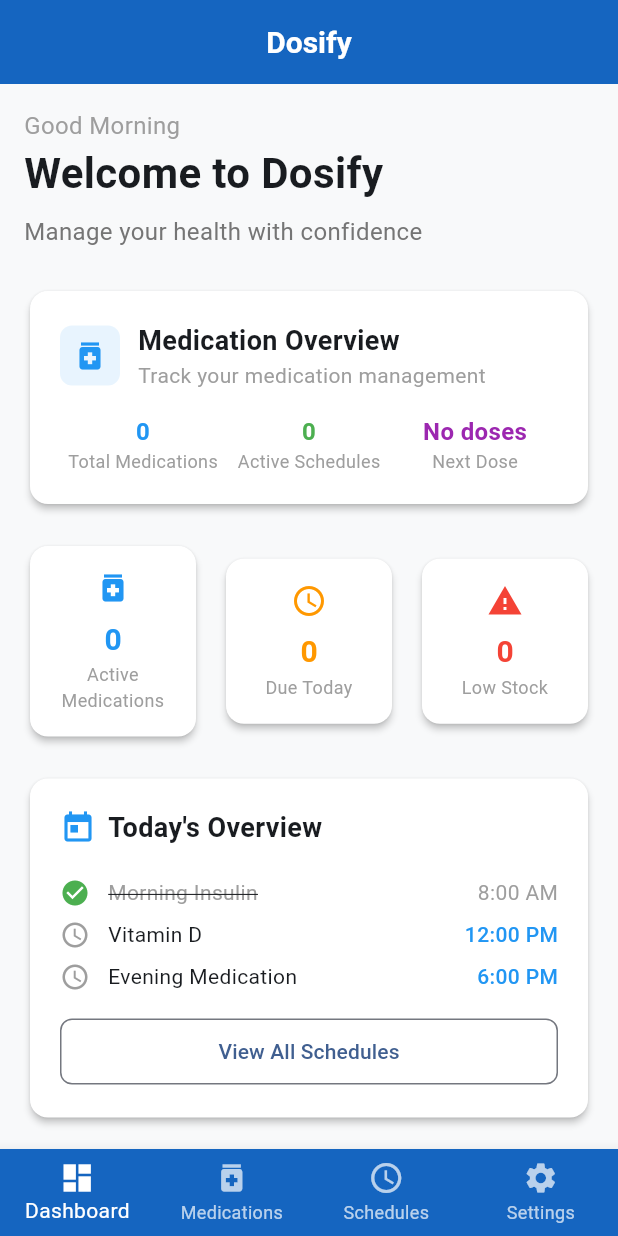
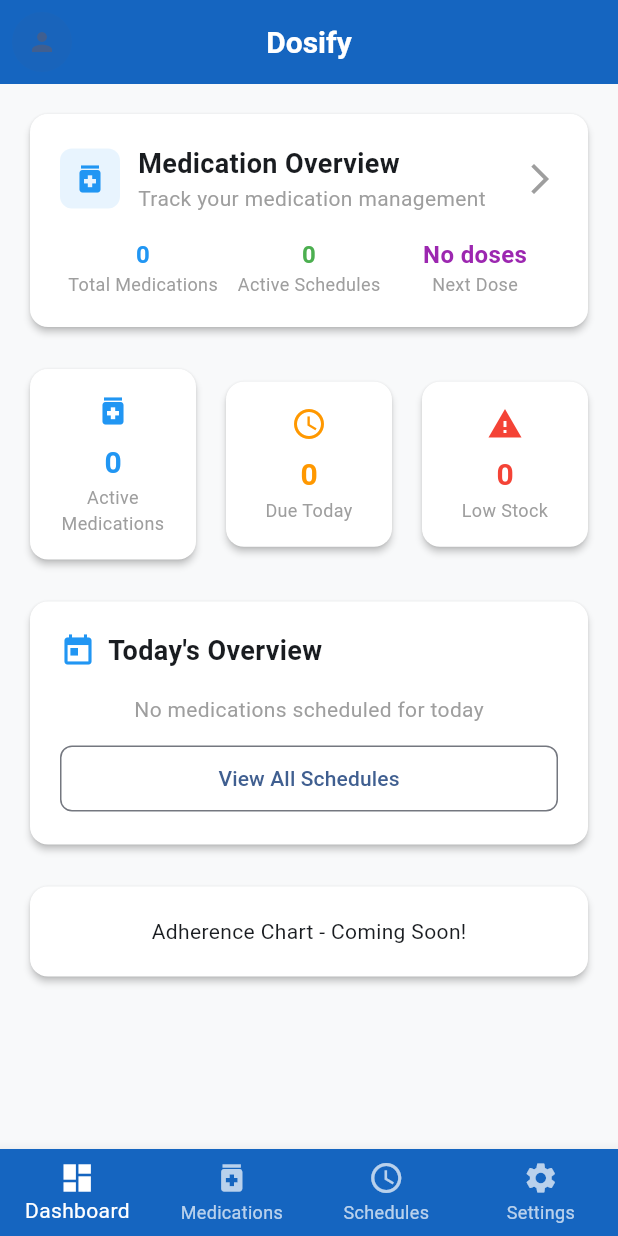
Before and after one commit to kinemspa/dosify-flutter-v2, a Flutter app: the screen it shows after launch, on a phone screen of 412 x 824 dp. Run offline on Flutter 3.47's test engine with Material 3 defaults, Android fonts, the phone set to English and light mode, and no system bars; our stand-ins replace flutter_riverpod, get_it, go_router, riverpod_annotation, sqflite, table_calendar; accounts and stored records are empty; generated files the repository leaves out were written again.

Commit message:
Implement major UI improvements - Add user avatar, improve dashboard layout, remove welcome text, make medication overview clickable, add adherence chart placeholder

```diff
--- a/lib/core/ui/bottom_nav_wrapper.dart
+++ b/lib/core/ui/bottom_nav_wrapper.dart
@@ -30,7 +30,20 @@ class BottomNavWrapper extends StatelessWidget {
               context.go('/dashboard');
             }
           },
-        ) : null,
+        ) : GestureDetector(
+          onTap: () => context.go('/user-account'),
+          child: Padding(
+            padding: const EdgeInsets.all(8.0),
+            child: CircleAvatar(
+              backgroundColor: Theme.of(context).primaryColor.withOpacity(0.1),
+              child: Icon(
+                Icons.person,
+                color: Theme.of(context).primaryColor,
+                size: 20,
+              ),
+            ),
+          ),
+        ),
       ),
       body: child,
       floatingActionButton: floatingActionButton,
--- a/lib/features/dashboard/ui/dashboard_screen.dart
+++ b/lib/features/dashboard/ui/dashboard_screen.dart
@@ -46,17 +46,13 @@ class DashboardContent extends ConsumerWidget {
         child: Column(
           crossAxisAlignment: CrossAxisAlignment.start,
           children: [
-            _buildWelcomeHeader(),
-            const SizedBox(height: 24),
-            _buildMedicationOverviewCard(stats),
+            _buildMedicationOverviewCard(context, stats),
             const SizedBox(height: 20),
             _buildQuickStatsRow(stats),
             const SizedBox(height: 20),
-            _buildTodayOverviewCard(context),
+            _buildTodayOverviewCard(context, stats),
             const SizedBox(height: 20),
-            _buildQuickActionsGrid(context),
-            const SizedBox(height: 20),
-            _buildTestDataButton(context, ref),
+            _buildAdherenceChart(context),
           ],
         ),
       ),
@@ -119,8 +115,10 @@ class DashboardContent extends ConsumerWidget {
     );
   }
 
-  Widget _buildMedicationOverviewCard(stats) {
-    return Card(
+  Widget _buildMedicationOverviewCard(BuildContext context, stats) {
+    return GestureDetector(
+      onTap: () => context.go('/medications'),
+      child: Card(
         child: Padding(
           padding: const EdgeInsets.all(20),
           child: Column(
@@ -152,6 +150,7 @@ class DashboardContent extends ConsumerWidget {
                       ],
                     ),
                   ),
+                  const Icon(Icons.arrow_forward_ios, color: Colors.grey),
                 ],
               ),
               const SizedBox(height: 16),
@@ -169,6 +168,7 @@ class DashboardContent extends ConsumerWidget {
                 ],
               ),
             ],
+          ),
         ),
       ),
     );
@@ -253,7 +253,7 @@ class DashboardContent extends ConsumerWidget {
     );
   }
 
-  Widget _buildTodayOverviewCard(BuildContext context) {
+  Widget _buildTodayOverviewCard(BuildContext context, stats) {
     return Card(
       child: Padding(
         padding: const EdgeInsets.all(20),
@@ -271,9 +271,20 @@ class DashboardContent extends ConsumerWidget {
               ],
             ),
             const SizedBox(height: 16),
+            stats.todaysDoses > 0
+                ? Column(
+                    children: [
                       _buildTodayItem('Morning Insulin', '8:00 AM', true),
                       _buildTodayItem('Vitamin D', '12:00 PM', false),
                       _buildTodayItem('Evening Medication', '6:00 PM', false),
+                    ],
+                  )
+                : const Center(
+                    child: Text(
+                      'No medications scheduled for today',
+                      style: TextStyle(color: Colors.grey),
+                    ),
+                  ),
             const SizedBox(height: 12),
             SizedBox(
               width: double.infinity,
@@ -320,58 +331,15 @@ class DashboardContent extends ConsumerWidget {
     );
   }
 
-  Widget _buildQuickActionsGrid(BuildContext context) {
-    return Column(
-      crossAxisAlignment: CrossAxisAlignment.start,
-      children: [
-        const Text(
-          'Quick Actions',
-          style: TextStyle(fontSize: 18, fontWeight: FontWeight.bold),
+  Widget _buildAdherenceChart(BuildContext context) {
+    // Placeholder for adherence chart
+    return const Card(
+      child: Padding(
+        padding: EdgeInsets.all(20),
+        child: Center(
+          child: Text('Adherence Chart - Coming Soon!'),
         ),
-        const SizedBox(height: 16),
-        GridView.count(
-          shrinkWrap: true,
-          physics: const NeverScrollableScrollPhysics(),
-          crossAxisCount: 2,
-          mainAxisSpacing: 12,
-          crossAxisSpacing: 12,
-          childAspectRatio: 1.3,
-          children: [
-            _buildActionCard(
-              context,
-              'Medications',
-              'Manage your medications',
-              Icons.medication,
-              Colors.blue,
-              '/medications',
       ),
-            _buildActionCard(
-              context,
-              'Calculator',
-              'Reconstitution calculations',
-              Icons.calculate,
-              Colors.green,
-              '/calculator',
-            ),
-            _buildActionCard(
-              context,
-              'Schedules',
-              'Medication schedules',
-              Icons.schedule,
-              Colors.orange,
-              '/schedules',
-            ),
-            _buildActionCard(
-              context,
-              'Settings',
-              'App preferences',
-              Icons.settings,
-              Colors.purple,
-              '/settings',
-            ),
-          ],
-        ),
-      ],
     );
   }
 
--- /dev/null
+++ b/lib/features/user_account/ui/user_account_screen.dart
@@ -0,0 +1,17 @@
+import 'package:flutter/material.dart';
+
+class UserAccountScreen extends StatelessWidget {
+  const UserAccountScreen({super.key});
+
+  @override
+  Widget build(BuildContext context) {
+    return Scaffold(
+      appBar: AppBar(
+        title: const Text('User Account'),
+      ),
+      body: const Center(
+        child: Text('User Account Screen'),
+      ),
+    );
+  }
+}
```
Lines whose indentation alone changed are shown as unchanged.
